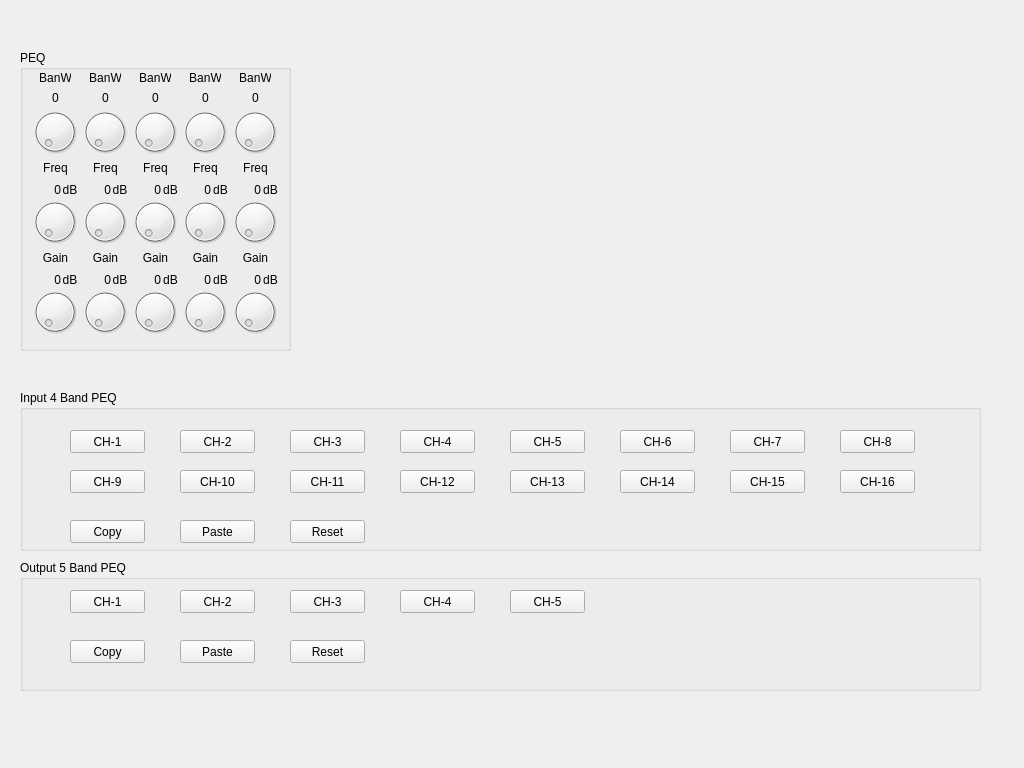
This is ac1608/peqwnd.ui in jpcstpj7281/gameseer as Qt 5 draws it before an edit. The edited form follows.
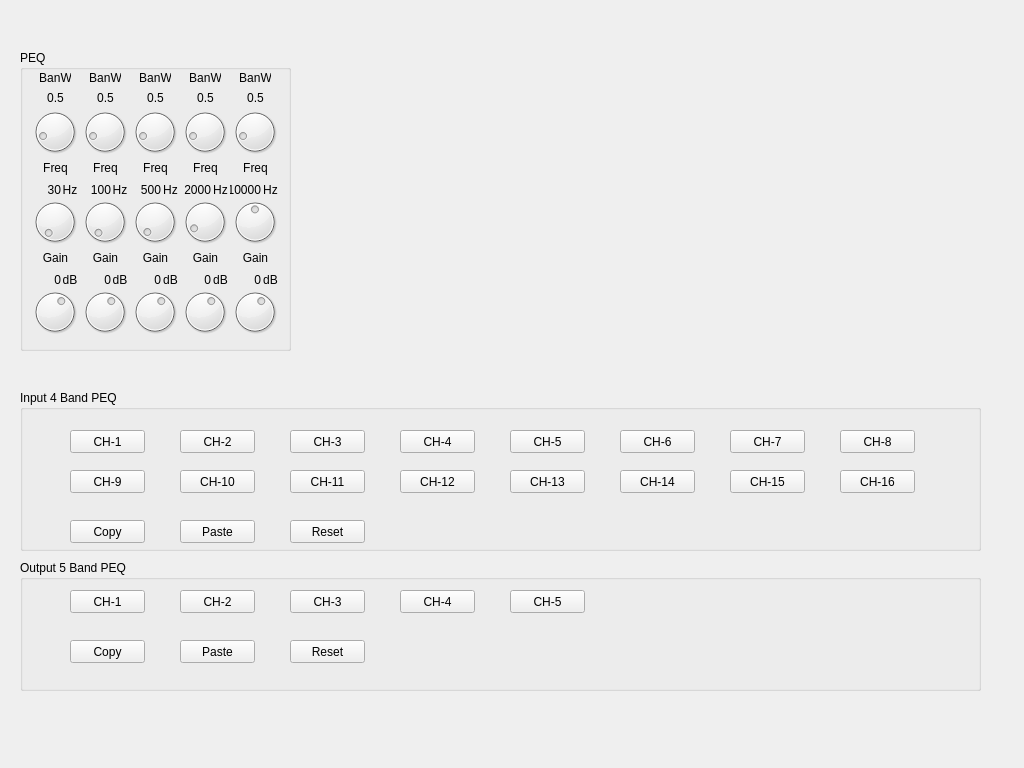
This is the edited form. Custom widgets are drawn as their Qt base class.

The edit to the form file:
```diff
--- a/ac1608/peqwnd.ui
+++ b/ac1608/peqwnd.ui
@@ -427,6 +427,12 @@
       <height>64</height>
      </rect>
     </property>
+    <property name="minimum">
+     <number>-180</number>
+    </property>
+    <property name="maximum">
+     <number>120</number>
+    </property>
    </widget>
    <widget class="OIDDial" name="dial_11">
     <property name="geometry">
@@ -437,6 +443,12 @@
       <height>64</height>
      </rect>
     </property>
+    <property name="minimum">
+     <number>-180</number>
+    </property>
+    <property name="maximum">
+     <number>120</number>
+    </property>
    </widget>
    <widget class="OIDDial" name="dial_12">
     <property name="geometry">
@@ -447,6 +459,12 @@
       <height>64</height>
      </rect>
     </property>
+    <property name="minimum">
+     <number>-180</number>
+    </property>
+    <property name="maximum">
+     <number>120</number>
+    </property>
    </widget>
    <widget class="OIDDial" name="dial_14">
     <property name="geometry">
@@ -457,6 +475,12 @@
       <height>64</height>
      </rect>
     </property>
+    <property name="minimum">
+     <number>-180</number>
+    </property>
+    <property name="maximum">
+     <number>120</number>
+    </property>
    </widget>
    <widget class="OIDDial" name="dial_7">
     <property name="geometry">
@@ -467,6 +491,15 @@
       <height>64</height>
      </rect>
     </property>
+    <property name="minimum">
+     <number>20</number>
+    </property>
+    <property name="maximum">
+     <number>20000</number>
+    </property>
+    <property name="value">
+     <number>100</number>
+    </property>
    </widget>
    <widget class="OIDDial" name="dial_6">
     <property name="geometry">
@@ -477,6 +510,15 @@
       <height>64</height>
      </rect>
     </property>
+    <property name="minimum">
+     <number>20</number>
+    </property>
+    <property name="maximum">
+     <number>20000</number>
+    </property>
+    <property name="value">
+     <number>30</number>
+    </property>
    </widget>
    <widget class="OIDDial" name="dial_8">
     <property name="geometry">
@@ -487,6 +529,15 @@
       <height>64</height>
      </rect>
     </property>
+    <property name="minimum">
+     <number>20</number>
+    </property>
+    <property name="maximum">
+     <number>20000</number>
+    </property>
+    <property name="value">
+     <number>500</number>
+    </property>
    </widget>
    <widget class="OIDDial" name="dial_9">
     <property name="geometry">
@@ -497,6 +548,15 @@
       <height>64</height>
      </rect>
     </property>
+    <property name="minimum">
+     <number>20</number>
+    </property>
+    <property name="maximum">
+     <number>20000</number>
+    </property>
+    <property name="value">
+     <number>2000</number>
+    </property>
    </widget>
    <widget class="OIDDial" name="dial_4">
     <property name="geometry">
@@ -507,6 +567,15 @@
       <height>64</height>
      </rect>
     </property>
+    <property name="minimum">
+     <number>100</number>
+    </property>
+    <property name="maximum">
+     <number>3000</number>
+    </property>
+    <property name="value">
+     <number>500</number>
+    </property>
    </widget>
    <widget class="OIDDial" name="dial_1">
     <property name="geometry">
@@ -517,6 +586,15 @@
       <height>64</height>
      </rect>
     </property>
+    <property name="minimum">
+     <number>100</number>
+    </property>
+    <property name="maximum">
+     <number>3000</number>
+    </property>
+    <property name="value">
+     <number>500</number>
+    </property>
    </widget>
    <widget class="OIDDial" name="dial_3">
     <property name="geometry">
@@ -527,6 +605,15 @@
       <height>64</height>
      </rect>
     </property>
+    <property name="minimum">
+     <number>100</number>
+    </property>
+    <property name="maximum">
+     <number>3000</number>
+    </property>
+    <property name="value">
+     <number>500</number>
+    </property>
    </widget>
    <widget class="OIDDial" name="dial_2">
     <property name="geometry">
@@ -537,6 +624,15 @@
       <height>64</height>
      </rect>
     </property>
+    <property name="minimum">
+     <number>100</number>
+    </property>
+    <property name="maximum">
+     <number>3000</number>
+    </property>
+    <property name="value">
+     <number>500</number>
+    </property>
    </widget>
    <widget class="OIDDial" name="dial_15">
     <property name="geometry">
@@ -547,6 +643,12 @@
       <height>64</height>
      </rect>
     </property>
+    <property name="minimum">
+     <number>-180</number>
+    </property>
+    <property name="maximum">
+     <number>120</number>
+    </property>
    </widget>
    <widget class="OIDDial" name="dial_10">
     <property name="geometry">
@@ -557,6 +659,15 @@
       <height>64</height>
      </rect>
     </property>
+    <property name="minimum">
+     <number>20</number>
+    </property>
+    <property name="maximum">
+     <number>20000</number>
+    </property>
+    <property name="value">
+     <number>10000</number>
+    </property>
    </widget>
    <widget class="OIDDial" name="dial_5">
     <property name="geometry">
@@ -567,6 +678,15 @@
       <height>64</height>
      </rect>
     </property>
+    <property name="minimum">
+     <number>100</number>
+    </property>
+    <property name="maximum">
+     <number>3000</number>
+    </property>
+    <property name="value">
+     <number>500</number>
+    </property>
    </widget>
    <widget class="QLabel" name="label">
     <property name="geometry">
@@ -818,7 +938,7 @@
      </rect>
     </property>
     <property name="text">
-     <string>0</string>
+     <string>0.5</string>
     </property>
     <property name="alignment">
      <set>Qt::AlignCenter</set>
@@ -834,7 +954,7 @@
      </rect>
     </property>
     <property name="text">
-     <string>0</string>
+     <string>0.5</string>
     </property>
     <property name="alignment">
      <set>Qt::AlignCenter</set>
@@ -850,7 +970,7 @@
      </rect>
     </property>
     <property name="text">
-     <string>0</string>
+     <string>0.5</string>
     </property>
     <property name="alignment">
      <set>Qt::AlignCenter</set>
@@ -866,7 +986,7 @@
      </rect>
     </property>
     <property name="text">
-     <string>0</string>
+     <string>0.5</string>
     </property>
     <property name="alignment">
      <set>Qt::AlignCenter</set>
@@ -882,7 +1002,7 @@
      </rect>
     </property>
     <property name="text">
-     <string>0</string>
+     <string>0.5</string>
     </property>
     <property name="alignment">
      <set>Qt::AlignCenter</set>
@@ -898,7 +1018,7 @@
      </rect>
     </property>
     <property name="text">
-     <string>0</string>
+     <string>30</string>
     </property>
     <property name="alignment">
      <set>Qt::AlignRight|Qt::AlignTrailing|Qt::AlignVCenter</set>
@@ -914,7 +1034,7 @@
      </rect>
     </property>
     <property name="text">
-     <string>0</string>
+     <string>2000</string>
     </property>
     <property name="alignment">
      <set>Qt::AlignRight|Qt::AlignTrailing|Qt::AlignVCenter</set>
@@ -930,7 +1050,7 @@
      </rect>
     </property>
     <property name="text">
-     <string>0</string>
+     <string>500</string>
     </property>
     <property name="alignment">
      <set>Qt::AlignRight|Qt::AlignTrailing|Qt::AlignVCenter</set>
@@ -946,7 +1066,7 @@
      </rect>
     </property>
     <property name="text">
-     <string>0</string>
+     <string>10000</string>
     </property>
     <property name="alignment">
      <set>Qt::AlignRight|Qt::AlignTrailing|Qt::AlignVCenter</set>
@@ -962,7 +1082,7 @@
      </rect>
     </property>
     <property name="text">
-     <string>0</string>
+     <string>100</string>
     </property>
     <property name="alignment">
      <set>Qt::AlignRight|Qt::AlignTrailing|Qt::AlignVCenter</set>
@@ -978,7 +1098,7 @@
      </rect>
     </property>
     <property name="text">
-     <string>dB</string>
+     <string>Hz</string>
     </property>
     <property name="alignment">
      <set>Qt::AlignCenter</set>
@@ -994,7 +1114,7 @@
      </rect>
     </property>
     <property name="text">
-     <string>dB</string>
+     <string>Hz</string>
     </property>
     <property name="alignment">
      <set>Qt::AlignCenter</set>
@@ -1010,7 +1130,7 @@
      </rect>
     </property>
     <property name="text">
-     <string>dB</string>
+     <string>Hz</string>
     </property>
     <property name="alignment">
      <set>Qt::AlignCenter</set>
@@ -1026,7 +1146,7 @@
      </rect>
     </property>
     <property name="text">
-     <string>dB</string>
+     <string>Hz</string>
     </property>
     <property name="alignment">
      <set>Qt::AlignCenter</set>
@@ -1042,7 +1162,7 @@
      </rect>
     </property>
     <property name="text">
-     <string>dB</string>
+     <string>Hz</string>
     </property>
     <property name="alignment">
      <set>Qt::AlignCenter</set>
```
